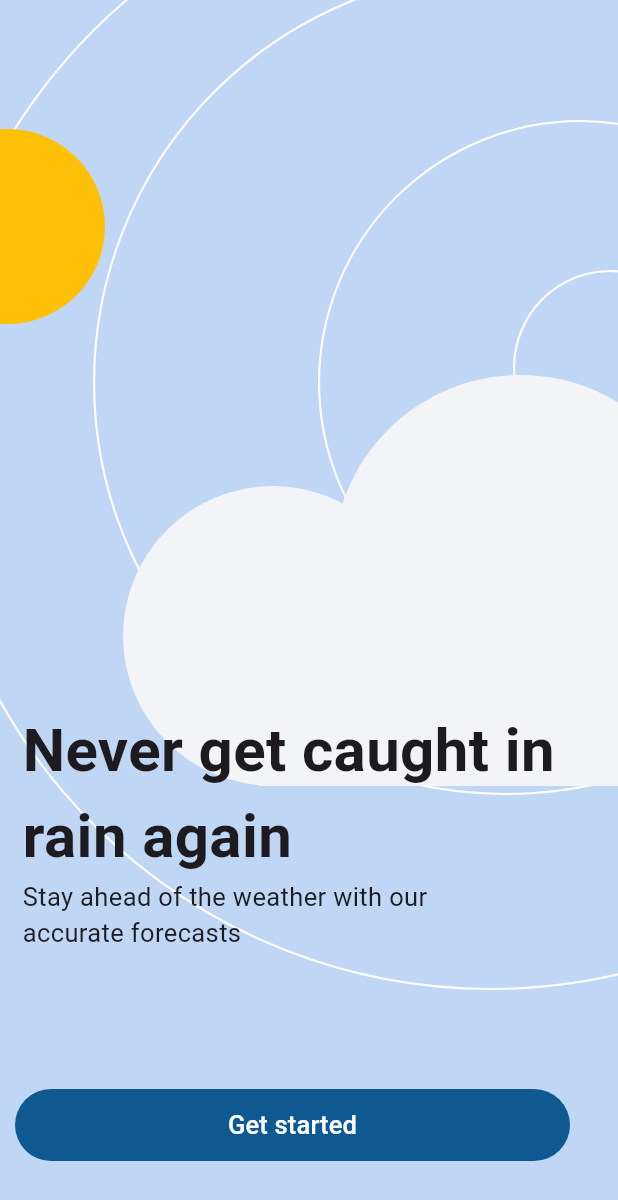
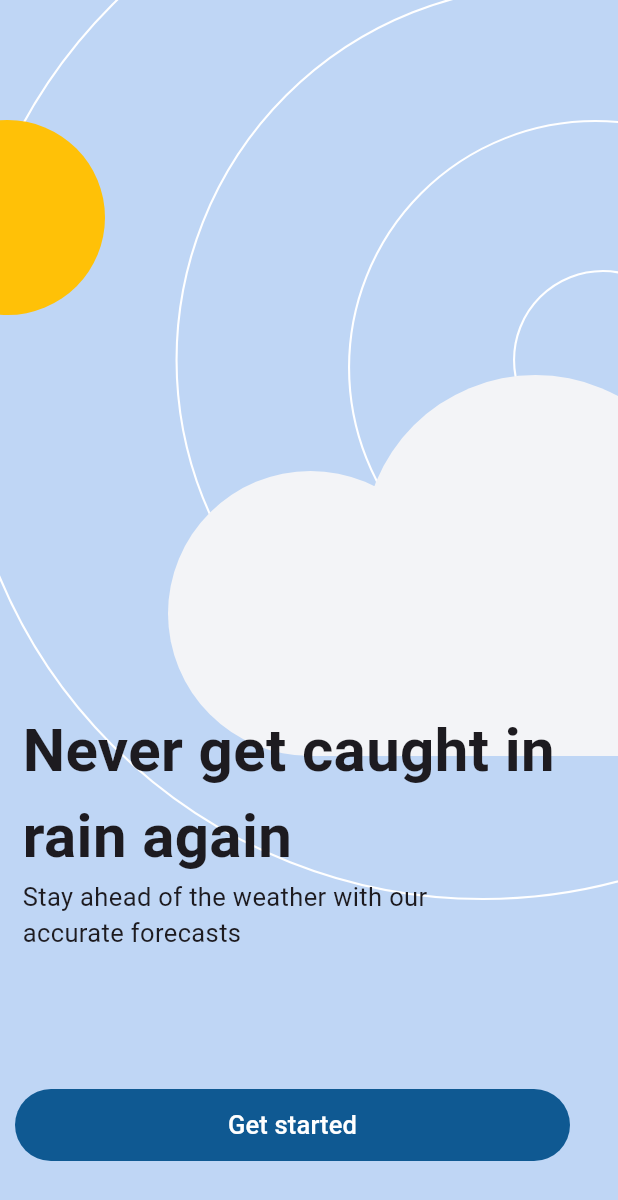
Before and after one commit to Sangramdeve/Weather-App, a Flutter app: the OnbordingScreen screen opened directly, on a phone screen of 412 x 824 dp. Shown: the top 1200 px of the screen. Run offline on Flutter 3.47's test engine with Material 3 defaults, Android fonts, the phone set to English and light mode, and no system bars; our stand-ins replace geolocator, lottie, shared_preferences; accounts and stored records are empty.

Commit message:
Initial commit

```diff
--- a/lib/screens/onBording_screen.dart
+++ b/lib/screens/onBording_screen.dart
@@ -1,6 +1,6 @@
 import 'package:flutter/material.dart';
 import 'package:shared_preferences/shared_preferences.dart';
-import 'package:weather_app/screens/weather_screen.dart';
+import 'package:weather_app/screens/current_weather.dart';
 
 import '../constants.dart';
 
@@ -14,7 +14,7 @@ class OnbordingScreen extends StatefulWidget {
 class _OnbordingScreenState extends State<OnbordingScreen> {
   void initState() {
     super.initState();
-    _checkFirstTimeUser();
+    //_checkFirstTimeUser();
   }
 
   Future<void> _checkFirstTimeUser() async {
@@ -45,10 +45,10 @@ class _OnbordingScreenState extends State<OnbordingScreen> {
           children: [
             Positioned(
               top: 180,
-              right: -60,
+              right: -50,
               child: Container(
-                height: 130,
-                width: 130,
+                height: 120,
+                width: 120,
                 decoration: BoxDecoration(
                     border: Border.all(
                         color: Colors.white,
@@ -62,8 +62,8 @@ class _OnbordingScreenState extends State<OnbordingScreen> {
               top: 80,
               right: -150,
               child: Container(
-                height: 350,
-                width: 350,
+                height: 330,
+                width: 330,
                 decoration: BoxDecoration(
                     border: Border.all(
                         color: Colors.white,
@@ -74,11 +74,11 @@ class _OnbordingScreenState extends State<OnbordingScreen> {
               ),
             ),
             Positioned(
-              top: -20,
-              right: -200,
+              top: -10,
+              right: -205,
               child: Container(
-                height: 550,
-                width: 550,
+                height: 500,
+                width: 500,
                 decoration: BoxDecoration(
                     border: Border.all(
                         color: Colors.white,
@@ -89,11 +89,11 @@ class _OnbordingScreenState extends State<OnbordingScreen> {
               ),
             ),
             Positioned(
-              top: -90,
-              right: -290,
+              top: -100,
+              right: -260,
               child: Container(
-                height: 750,
-                width: 750,
+                height: 700,
+                width: 700,
                 decoration: BoxDecoration(
                     border: Border.all(
                         color: Colors.white,
@@ -104,7 +104,7 @@ class _OnbordingScreenState extends State<OnbordingScreen> {
               ),
             ),
             Positioned(
-              top: 86,
+              top: 80,
               left: -60,
               child: Container(
                 height: 130,
@@ -119,8 +119,8 @@ class _OnbordingScreenState extends State<OnbordingScreen> {
               top: 250,
               right: -60,
               child: Container(
-                height: 250,
-                width: 250,
+                height: 230,
+                width: 230,
                 decoration: BoxDecoration(
                     color: cloudColor,
                     shape: BoxShape.circle
@@ -128,11 +128,11 @@ class _OnbordingScreenState extends State<OnbordingScreen> {
               ),
             ),
             Positioned(
-              bottom: 300,
-              right: 130,
+              bottom: 320,
+              right: 110,
               child: Container(
-                height: 200,
-                width: 200,
+                height: 190,
+                width: 190,
                 decoration: BoxDecoration(
                     color: cloudColor,
                     shape: BoxShape.circle
@@ -140,8 +140,8 @@ class _OnbordingScreenState extends State<OnbordingScreen> {
               ),
             ),
             Positioned(
-              bottom: 300,
-              right: 0,
+              bottom: 320,
+              right: -30,
               child: Container(
                 height: 180,
                 width: 240,
--- a/pubspec.yaml
+++ b/pubspec.yaml
@@ -41,12 +41,9 @@ dependencies:
   http: ^1.2.1
   shared_preferences: ^2.2.3
   geolocator: ^12.0.0
-  json_annotation: ^4.9.0
   lottie: ^3.1.2
 
 dev_dependencies:
-  build_runner: ^2.4.11
-  json_serializable: ^6.1.1
   flutter_test:
     sdk: flutter
 
```
Also changed, not shown: lib/constants.dart (+2 -26 lines), lib/screens/current_weather.dart (+213 -0 lines), lib/screens/splash_screen.dart (+6 -8 lines), lib/widgets/forecast_card_Item.dart (+39 -11 lines), pubspec.lock.
